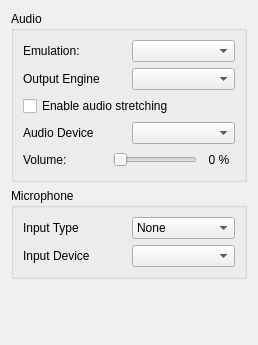
Above: src/citra_qt/configuration/configure_audio.ui from tbsp/citra-valentin before the change. Below: the same form after it.
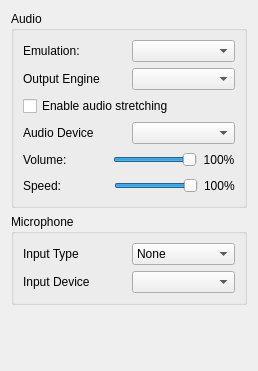
That is the form after the change.

Commit message: add it to audio tab

The edit to the form file:
```diff
--- a/src/citra_qt/configuration/configure_audio.ui
+++ b/src/citra_qt/configuration/configure_audio.ui
@@ -100,8 +100,8 @@
           <property name="maximum">
            <number>100</number>
           </property>
-          <property name="pageStep">
-           <number>10</number>
+          <property name="value">
+           <number>100</number>
           </property>
           <property name="orientation">
            <enum>Qt::Horizontal</enum>
@@ -117,7 +117,7 @@
            </size>
           </property>
           <property name="text">
-           <string>0 %</string>
+           <string>100%</string>
           </property>
           <property name="alignment">
            <set>Qt::AlignCenter</set>
@@ -126,6 +126,50 @@
         </item>
        </layout>
       </item>
+      <item>
+       <layout class="QHBoxLayout" name="horizontalLayout_4">
+        <item>
+         <widget class="QLabel" name="label_4">
+          <property name="text">
+           <string>Speed:</string>
+          </property>
+         </widget>
+        </item>
+        <item>
+         <spacer name="horizontalSpacer_2">
+          <property name="orientation">
+           <enum>Qt::Horizontal</enum>
+          </property>
+          <property name="sizeHint" stdset="0">
+           <size>
+            <width>40</width>
+            <height>20</height>
+           </size>
+          </property>
+         </spacer>
+        </item>
+        <item>
+         <widget class="QSlider" name="speed_slider">
+          <property name="maximum">
+           <number>100</number>
+          </property>
+          <property name="value">
+           <number>100</number>
+          </property>
+          <property name="orientation">
+           <enum>Qt::Horizontal</enum>
+          </property>
+         </widget>
+        </item>
+        <item>
+         <widget class="QLabel" name="speed_indicator">
+          <property name="text">
+           <string>100%</string>
+          </property>
+         </widget>
+        </item>
+       </layout>
+      </item>
      </layout>
     </widget>
    </item>
```
The commit also changes 2 other files.
